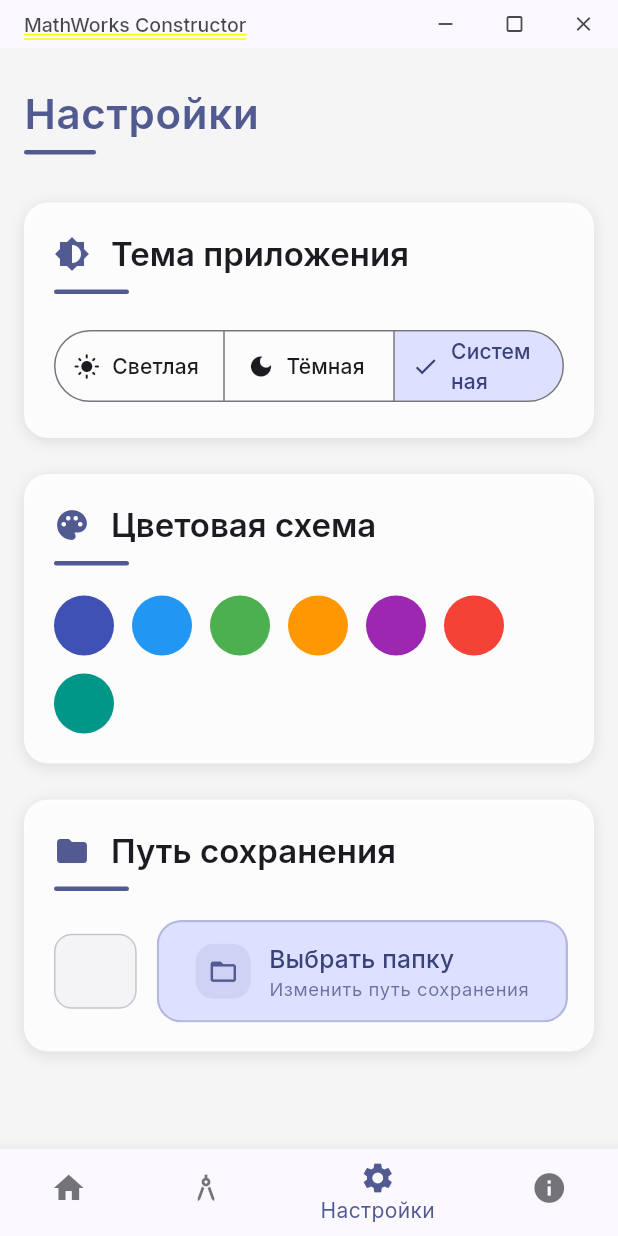
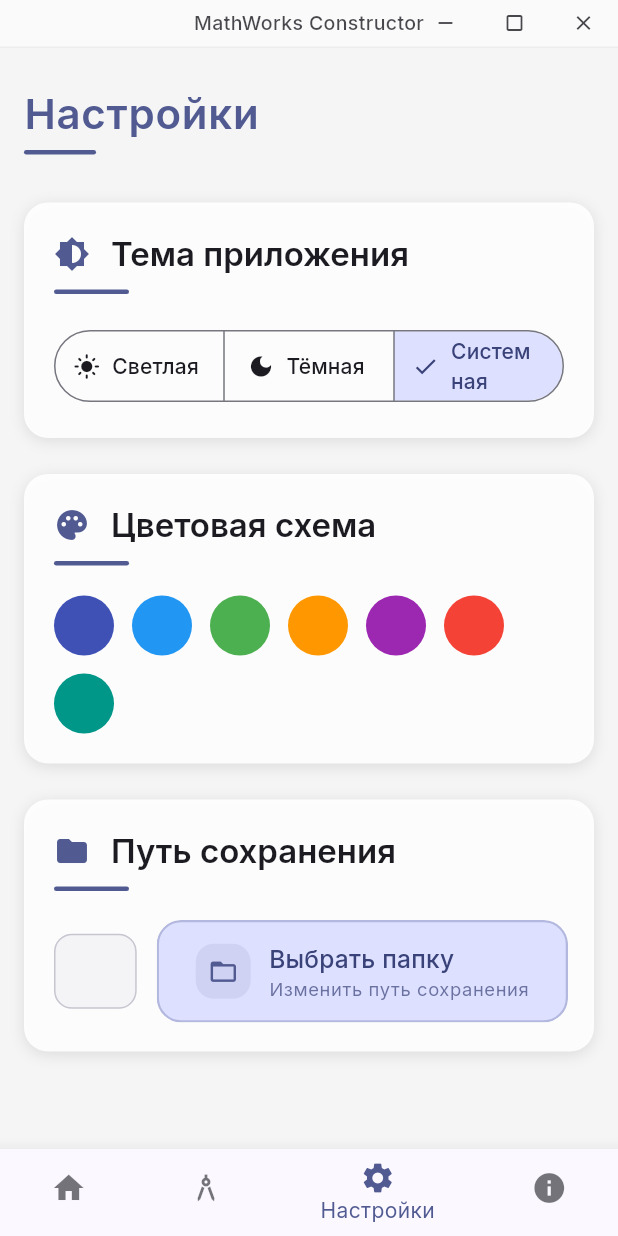
Before and after one commit to JollyRollXx/MathWorks_Constructor, a Flutter app: the screen it shows after launch, item 3 of the bottom bar chosen, on a phone screen of 412 x 824 dp. Run offline on Flutter 3.47's test engine with Material 3 defaults, Android fonts, the phone set to English and light mode, and no system bars; our stand-ins replace file_picker, google_fonts, open_file, pdf, shared_preferences; missing offline and left inert: window_manager.

Commit message:
style: improve dark theme and title bar contrast

```diff
--- a/lib/core/theme/app_theme.dart
+++ b/lib/core/theme/app_theme.dart
@@ -24,37 +24,45 @@ class AppTheme {
   }
 
   static ThemeData darkTheme(Color colorSeed) {
+    final darkBackground = Color(
+      0xFF1A1A1A,
+    ); // Темнее чем стандартный grey[850]
+    final darkSurface = Color(0xFF2C2C2C); // Темнее чем стандартный grey[800]
+
     return ThemeData(
       useMaterial3: true,
       colorSchemeSeed: colorSeed,
       brightness: Brightness.dark,
-      scaffoldBackgroundColor: Colors.grey[850],
+      scaffoldBackgroundColor: darkBackground,
       textTheme: GoogleFonts.interTextTheme(
         ThemeData.dark().textTheme.copyWith(
-          headlineSmall: TextStyle(color: Colors.grey[300]),
-          titleLarge: TextStyle(color: Colors.grey[300]),
-          titleMedium: TextStyle(color: Colors.grey[400]),
-          bodyLarge: TextStyle(color: Colors.grey[400]),
-          bodyMedium: TextStyle(color: Colors.grey[500]),
+          headlineSmall: TextStyle(color: Colors.grey[200]),
+          titleLarge: TextStyle(color: Colors.grey[200]),
+          titleMedium: TextStyle(color: Colors.grey[300]),
+          bodyLarge: TextStyle(color: Colors.grey[300]),
+          bodyMedium: TextStyle(color: Colors.grey[400]),
         ),
       ),
       cardTheme: CardTheme(
         elevation: 0,
         shape: RoundedRectangleBorder(borderRadius: BorderRadius.circular(16)),
-        color: Colors.grey[800],
+        color: darkSurface,
       ),
       appBarTheme: AppBarTheme(
-        backgroundColor: Colors.grey[900],
+        backgroundColor: darkBackground,
         elevation: 0,
         scrolledUnderElevation: 0,
       ),
-      shadowColor: Colors.black.withOpacity(0.2),
+      shadowColor: Colors.black.withOpacity(0.3),
       elevatedButtonTheme: ElevatedButtonThemeData(
         style: ElevatedButton.styleFrom(
           backgroundColor: colorSeed.withOpacity(0.8),
           foregroundColor: Colors.white,
         ),
       ),
+      dialogBackgroundColor: darkSurface,
+      popupMenuTheme: PopupMenuThemeData(color: darkSurface),
+      dividerColor: Colors.grey[700],
     );
   }
 }
--- a/lib/widgets/common/custom_title_bar.dart
+++ b/lib/widgets/common/custom_title_bar.dart
@@ -10,28 +10,39 @@ class CustomTitleBar extends StatelessWidget {
     final colorScheme = Theme.of(context).colorScheme;
     final brightness = Theme.of(context).brightness;
 
+    // Определяем цвет фона title bar в зависимости от темы
+    final backgroundColor =
+        brightness == Brightness.dark
+            ? Color(
+              0xFF242424,
+            ) // Немного светлее чем darkSurface для темной темы
+            : Colors.grey[50]; // Чуть темнее белого для светлой темы
+
     return GestureDetector(
       onPanStart: (details) {
         windowManager.startDragging();
       },
       child: Container(
         height: 32,
+        decoration: BoxDecoration(
+          color: backgroundColor,
+          border: Border(
+            bottom: BorderSide(
               color:
                   brightness == Brightness.dark
-                ? colorScheme.surface
-                : colorScheme.surface,
-        child: Row(
-          children: [
-            const SizedBox(width: 16),
-            Text(
-              'MathWorks Constructor',
-              style: GoogleFonts.inter(
-                fontSize: 13,
-                fontWeight: FontWeight.w500,
-                color: colorScheme.onSurface.withOpacity(0.8),
+                      ? Colors.black.withOpacity(0.3)
+                      : Colors.grey[300]!.withOpacity(0.5),
             ),
           ),
-            const Spacer(),
+        ),
+        child: Stack(
+          children: [
+            // Кнопки управления окном справа
+            Align(
+              alignment: Alignment.centerRight,
+              child: Row(
+                mainAxisSize: MainAxisSize.min,
+                children: [
                   _WindowButton(
                     icon: Icons.remove,
                     onPressed: () async {
@@ -57,6 +68,24 @@ class CustomTitleBar extends StatelessWidget {
                       await windowManager.close();
                     },
                     tooltip: 'Закрыть',
+                  ),
+                ],
+              ),
+            ),
+            // Название приложения по центру
+            Center(
+              child: Material(
+                color: Colors.transparent,
+                type: MaterialType.transparency,
+                child: Text(
+                  'MathWorks Constructor',
+                  style: GoogleFonts.inter(
+                    fontSize: 13,
+                    fontWeight: FontWeight.w500,
+                    color: colorScheme.onSurface.withOpacity(0.8),
+                  ),
+                ),
+              ),
             ),
           ],
         ),
@@ -88,6 +117,7 @@ class _WindowButtonState extends State<_WindowButton> {
   @override
   Widget build(BuildContext context) {
     final colorScheme = Theme.of(context).colorScheme;
+    final brightness = Theme.of(context).brightness;
 
     return MouseRegion(
       onEnter: (_) => setState(() => _isHovered = true),
@@ -105,7 +135,9 @@ class _WindowButtonState extends State<_WindowButton> {
                   _isHovered
                       ? (widget.isClose
                           ? Colors.red.withOpacity(0.8)
-                          : colorScheme.surfaceVariant.withOpacity(0.3))
+                          : (brightness == Brightness.dark
+                              ? Colors.white.withOpacity(0.1)
+                              : Colors.black.withOpacity(0.05)))
                       : Colors.transparent,
               child: Icon(
                 widget.icon,
```
Lines whose indentation alone changed are shown as unchanged.
